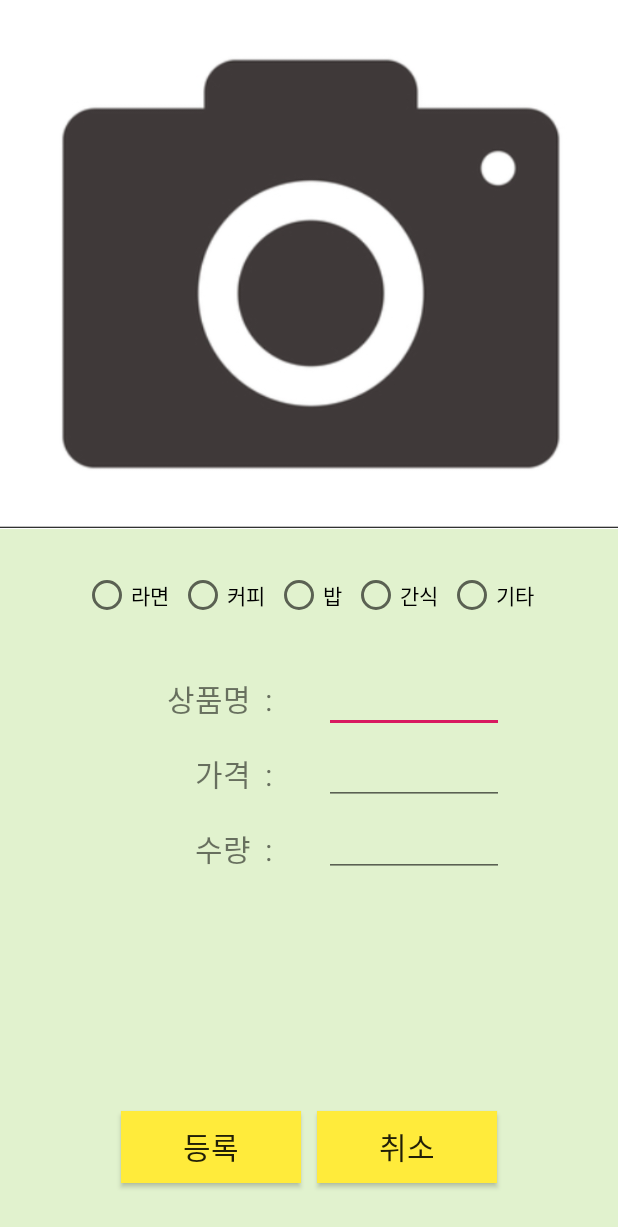
After one commit to cis8448/RealProject, an Android app: the layout proadd.xml on its own in the app's theme, with its tools: preview values and no code run, on a phone screen of 412 x 824 dp. The commit adds this screen. Shown: the top 1227 px of the screen. Run offline under Robolectric (Android 15) with nearby library versions, the phone set to English and light mode, and no system bars.

Commit message:
no message

```diff
--- a/PCproject/app/src/main/java/com/example/pcproject/MainActivity.java
+++ b/PCproject/app/src/main/java/com/example/pcproject/MainActivity.java
@@ -20,8 +20,7 @@ public class MainActivity extends AppCompatActivity {
     protected void onCreate(Bundle savedInstanceState) {
         super.onCreate(savedInstanceState);
         setContentView(R.layout.activity_main);
-        Intent intent = new Intent(this,ProductList.class);
-        startActivity(intent);
+
 
 
     }
--- /dev/null
+++ b/PCproject/app/src/main/res/layout/proadd.xml
@@ -0,0 +1,154 @@
+<?xml version="1.0" encoding="utf-8"?>
+<LinearLayout
+    xmlns:android="http://schemas.android.com/apk/res/android"
+    android:orientation="vertical"
+    android:layout_width="match_parent"
+    android:layout_height="match_parent">
+
+    <LinearLayout
+        android:layout_width="match_parent"
+        android:layout_height="0dp"
+        android:layout_weight="1.5"
+        android:background="#ffffff">
+
+        <ImageView
+            android:layout_width="match_parent"
+            android:layout_height="match_parent"
+            android:src="@drawable/camera"/>
+    </LinearLayout>
+
+    <LinearLayout
+        android:layout_width="match_parent"
+        android:layout_height="0dp"
+        android:layout_weight="2"
+        android:orientation="vertical"
+        android:background="#2D6CCB00">
+
+        <LinearLayout
+            android:layout_width="match_parent"
+            android:layout_height="0dp"
+            android:layout_weight="3"
+            android:orientation="vertical">
+
+            <LinearLayout
+                android:layout_width="match_parent"
+                android:layout_height="0dp"
+                android:layout_weight="1">
+                <RadioGroup
+                    android:layout_width="match_parent"
+                    android:layout_height="match_parent"
+                    android:orientation="horizontal"
+                    android:gravity="center">
+
+                    <RadioButton
+                        android:layout_width="wrap_content"
+                        android:layout_height="wrap_content"
+                        android:text="라면  "/>
+
+                    <RadioButton
+                        android:layout_width="wrap_content"
+                        android:layout_height="wrap_content"
+                        android:text="커피  "/>
+                    <RadioButton
+                        android:layout_width="wrap_content"
+                        android:layout_height="wrap_content"
+                        android:text="밥  "/>
+                    <RadioButton
+                        android:layout_width="wrap_content"
+                        android:layout_height="wrap_content"
+                        android:text="간식  "/>
+                    <RadioButton
+                        android:layout_width="wrap_content"
+                        android:layout_height="wrap_content"
+                        android:text="기타"/>
+
+                </RadioGroup>
+
+
+            </LinearLayout>
+            <LinearLayout
+                android:layout_width="match_parent"
+                android:layout_height="0dp"
+                android:layout_weight="3"
+                android:orientation="horizontal">
+
+                <LinearLayout
+
+                    android:layout_width="0dp"
+                    android:layout_height="match_parent"
+                    android:layout_weight="1"
+                    android:orientation="vertical"
+                    android:gravity="right"
+                    android:padding="10dp"
+                    android:layout_marginRight="20dp"
+                    >
+
+                    <TextView
+
+                        android:layout_width="wrap_content"
+                        android:layout_height="wrap_content"
+                        android:text="상품명  : "
+                        android:textSize="20dp"
+                        android:layout_marginBottom="20dp"/>
+                    <TextView
+                        android:layout_width="wrap_content"
+                        android:layout_height="wrap_content"
+                        android:text="가격  : "
+                        android:textSize="20dp"
+                        android:layout_marginBottom="20dp"/>
+                    <TextView
+                        android:layout_width="wrap_content"
+                        android:layout_height="wrap_content"
+                        android:text="수량  : "
+                        android:textSize="20dp"/>
+                </LinearLayout>
+
+                <LinearLayout
+                    android:layout_width="0dp"
+                    android:layout_height="match_parent"
+                    android:layout_weight="1"
+                    android:orientation="vertical">
+                    <EditText
+                        android:layout_width="120dp"
+                        android:layout_height="wrap_content"
+                        android:textSize="20dp"
+                        android:singleLine="true"/>
+                    <EditText
+                        android:layout_width="120dp"
+                        android:layout_height="wrap_content"
+                        android:textSize="20dp"
+                        android:singleLine="true"/>
+                    <EditText
+                        android:layout_width="120dp"
+                        android:layout_height="wrap_content"
+                        android:textSize="20dp"
+                        android:singleLine="true"/>
+                </LinearLayout>
+
+            </LinearLayout>
+        </LinearLayout>
+        <LinearLayout
+            android:layout_width="match_parent"
+            android:layout_height="0dp"
+            android:layout_weight="1"
+            android:gravity="center">
+
+            <Button
+                android:layout_width="120dp"
+                android:layout_height="wrap_content"
+                android:text="등록"
+                android:textSize="20dp"
+                android:background="#FFEB3B"
+                android:layout_marginRight="5dp"/>
+
+            <Button
+                android:layout_width="120dp"
+                android:layout_height="wrap_content"
+                android:text="취소"
+                android:textSize="20dp"
+                android:background="#FFEB3B"
+                android:layout_marginLeft="5dp"/>
+
+        </LinearLayout>
+</LinearLayout>
+</LinearLayout>
```
Also changed, not shown: PCproject/app/src/main/res/drawable/camera.PNG (added).
